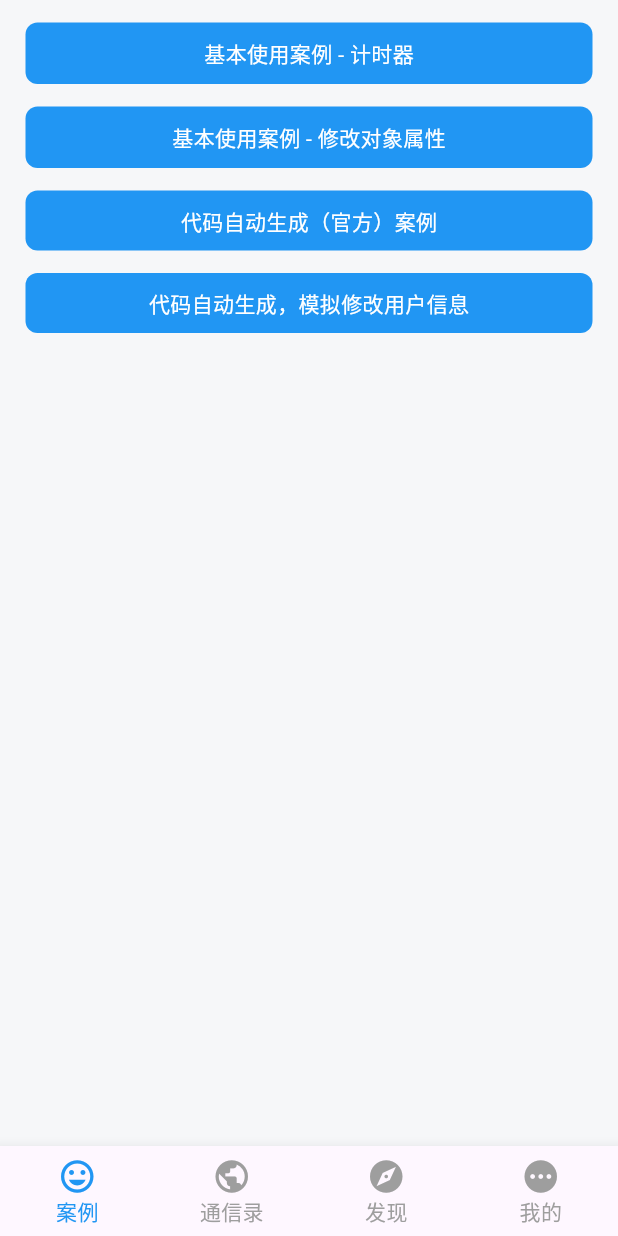
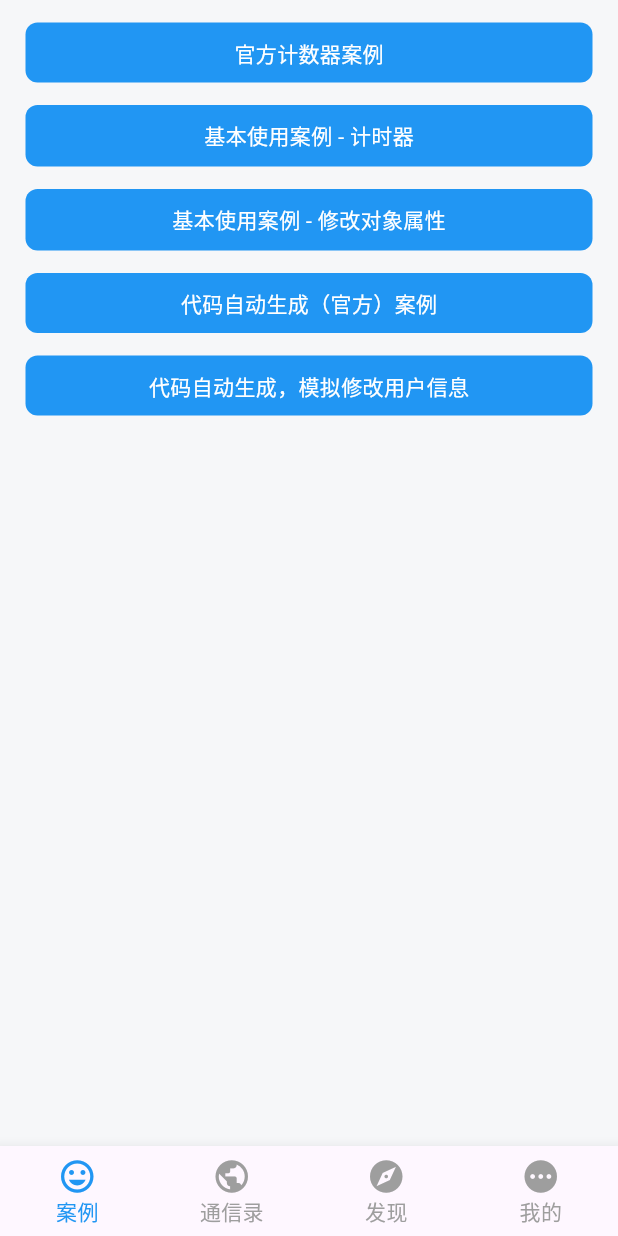
Before and after one commit to jsonsuxing/RiverpodDemo, a Flutter app: the screen it shows after launch, on a phone screen of 412 x 824 dp. Run offline on Flutter 3.47's test engine with Material 2 defaults, Android fonts, the phone set to English and light mode, and no system bars; our stand-ins replace flutter_riverpod, riverpod_annotation; generated files the repository leaves out were written again.

Commit message:
feat：官方计数器案例

```diff
--- a/lib/init/home_page.dart
+++ b/lib/init/home_page.dart
@@ -1,4 +1,6 @@
 import 'package:flutter/material.dart';
+import 'package:flutter_riverpod/flutter_riverpod.dart';
+import 'package:riverpod_demo/page/official_demo/official_counter_demo_state.dart';
 import 'package:riverpod_demo/route/app_routes.dart';
 import 'package:riverpod_demo/route/route_util.dart';
 import 'package:riverpod_demo/widgets/allen_btn.dart';
@@ -28,6 +30,16 @@ class HomePage extends StatelessWidget {
       children: [
         SizedBox(height: MediaQuery.of(context).padding.top),
         const SizedBox(height: 15),
+
+        //
+        AllenBtn(
+          name: '官方计数器案例',
+          onTap: () {
+            RouteUtil.push(routeName: AppRoutes.official_counter_demo);
+          },
+        ),
+        const SizedBox(height: 15),
+        //
         AllenBtn(
           name: '基本使用案例 - 计时器',
           onTap: () {
--- a/lib/route/app_pages.dart
+++ b/lib/route/app_pages.dart
@@ -4,7 +4,9 @@ import 'package:riverpod_demo/page/auto_generator_demo/auto_generator_demo_01_pa
 import 'package:riverpod_demo/page/auto_generator_demo/auto_generator_demo_02_page.dart';
 import 'package:riverpod_demo/page/base_use_demo/base_use_demo_01_page.dart';
 import 'package:riverpod_demo/page/base_use_demo/base_use_demo_02_page.dart';
+import 'package:riverpod_demo/page/official_demo/official_counter_demo.dart';
 import 'package:riverpod_demo/route/app_routes.dart';
+import 'package:riverpod_demo/temp_page.dart';
 
 // ------------------------------------------------------
 // author：苏醒
@@ -14,8 +16,11 @@ import 'package:riverpod_demo/route/app_routes.dart';
 
 final Map<String, Widget Function(BuildContext, {dynamic arguments})> appPages = {
   AppRoutes.root: (BuildContext context, {arguments}) => const InitPage(), // 初始页
+  AppRoutes.official_counter_demo: (BuildContext context, {arguments}) => const OfficialCounterDemo(), // 官方计数器案例
+  ///
   AppRoutes.base_use_demo_01: (BuildContext context, {arguments}) => BaseUseDemo01Page(), // 基本使用案例 - 通过 StateProvider 修改单个数据
   AppRoutes.base_use_demo_02: (BuildContext context, {arguments}) => BaseUseDemo02Page(), // 基本使用案例 - 通过 StateNotifierProvider 修改一个类型的数据
   AppRoutes.auto_generator_demo_01: (BuildContext context, {arguments}) => const AutoGeneratorDemo01Page(), // 使用 riverpod_generator 自动生成代码案例 - 官方案例
   AppRoutes.auto_generator_demo_02: (BuildContext context, {arguments}) => AutoGeneratorDemo02Page(), // 使用 riverpod_generator 自动生成代码案例，模拟修改用户个人信息
+  AppRoutes.temp_page: (BuildContext context, {arguments}) => const TempPage(), // 临时页面
 };
--- a/lib/route/app_routes.dart
+++ b/lib/route/app_routes.dart
@@ -6,8 +6,12 @@
 
 class AppRoutes {
   static String root = "/"; // 根路由
+  static String official_counter_demo = "official_counter_demo"; // 官方计数器案例
+
   static String base_use_demo_01 = "base_use_demo_01"; // 基本使用案例 - 通过 StateProvider 修改单个数据
   static String base_use_demo_02 = "base_use_demo_02"; // 基本使用案例 - 通过 StateNotifierProvider 修改一个类型的数据
   static String auto_generator_demo_01 = "auto_generator_demo_01"; // 使用 riverpod_generator 自动生成代码案例 - 官方案例
   static String auto_generator_demo_02 = "auto_generator_demo_02"; // 使用 riverpod_generator 自动生成代码案例 - 模拟修改用户个人信息
+  static String temp_page = "temp_page"; // 根路由
+
 }
```
Also changed, not shown: lib/page/official_demo/official_counter_demo.dart (added, +31 -0 lines), lib/page/official_demo/official_counter_demo_state.dart (added, +21 -0 lines), lib/temp_page.dart (added, +33 -0 lines), lib/page/official_demo/official_counter_demo_state.g.dart (added), lib/page/official_demo_page.dart (deleted).
